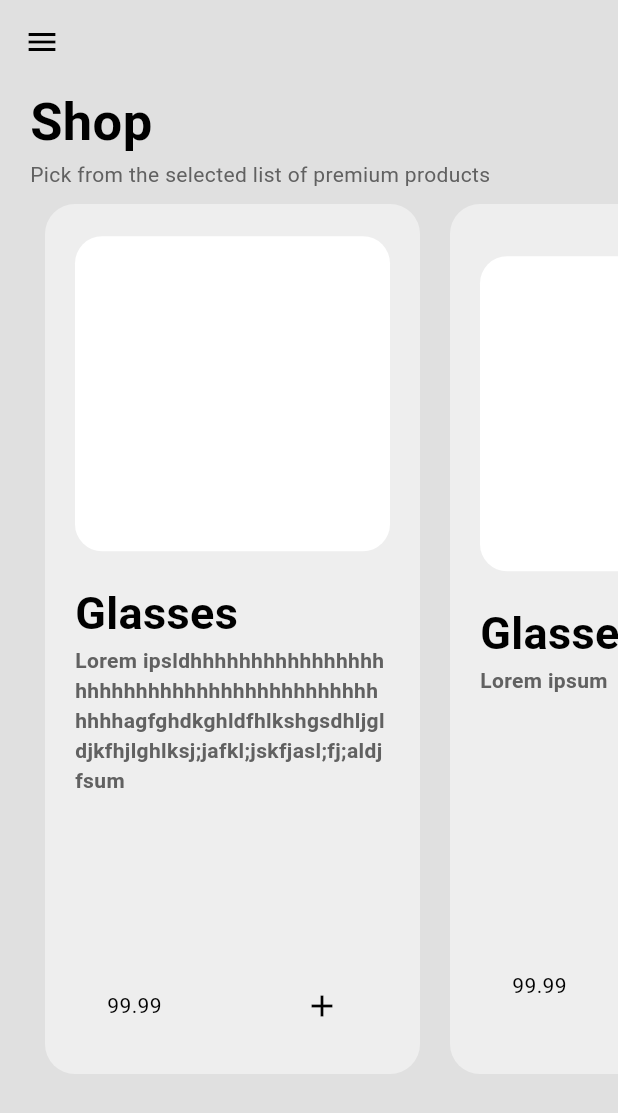
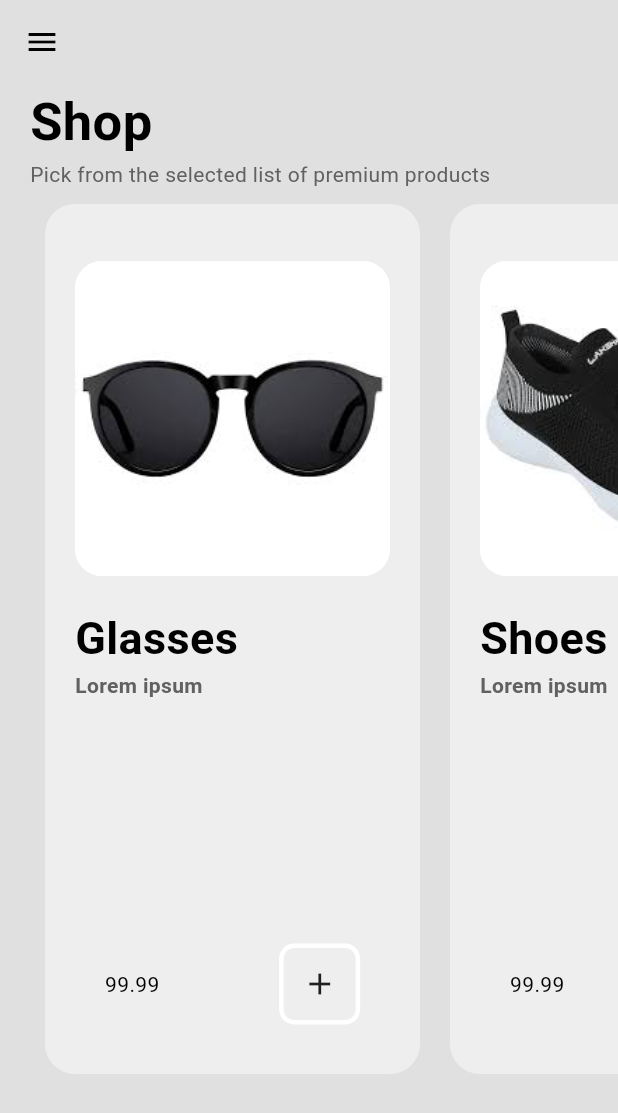
Before and after one commit to mkmeden/ecommerce, a Flutter app: the Shopping screen opened by its route, on a phone screen of 412 x 824 dp. Shown: the top 1113 px of the screen. Run offline on Flutter 3.47's test engine with Material 3 defaults, Android fonts, the phone set to English and light mode, and no system bars; our stand-ins replace flutter_screenutil.

```diff
--- a/lib/Models/shop.dart
+++ b/lib/Models/shop.dart
@@ -4,6 +4,6 @@ class Shop{
   String name ;
   String description;
   double price;
-
-  Shop({ required this.name, required this.description , required this.price});
+  String imagePath ;
+  Shop({ required this.name, required this.description , required this.price , required this.imagePath});
 }
--- a/lib/Models/shop_functions.dart
+++ b/lib/Models/shop_functions.dart
@@ -6,23 +6,30 @@ class ShopFunctions extends ChangeNotifier {
   final List<Shop> products  = [
     Shop(
       name : 'Glasses',
-      description : 'Lorem ipsldhhhhhhhhhhhhhhhhhhhhhhhhhhhhhhhhhhhhhhhhhhhhhagfghdkghldfhlkshgsdhljgldjkfhjlghlksj;jafkl;jskfjasl;fj;aldjfsum',
-      price : 99.99
+      description : 'Lorem ipsum',
+      price : 99.99,
+      imagePath: 'assets/glasses.jpg'
     ),
     Shop(
-        name : 'Glasses',
+        name : 'Shoes',
         description : 'Lorem ipsum',
-        price : 99.99
+        price : 99.99,
+        imagePath: 'assets/shoes.jpg'
+
     ),
     Shop(
-        name : 'Glasses',
+        name : 'Bag',
         description : 'Lorem ipsum',
-        price : 99.99
+        price : 99.99,
+        imagePath: 'assets/bag.jpg'
+
     ),
     Shop(
-        name : 'Glasses',
+        name : 'Hoodie',
         description : 'Lorem ipsum',
-        price : 99.99
+        price : 99.99,
+        imagePath: 'assets/hooide.jpg'
+
     )
   ] ;
 
@@ -36,11 +43,13 @@ List<Shop> cart = [];
 void addToCart(Shop product)
 {
   cart.add(product);
+  notifyListeners();
 }
 
 void removeFromCart(Shop product)
 {
   cart.remove(product);
+  notifyListeners();
 }
 
 }
--- a/lib/Screens/shop_page.dart
+++ b/lib/Screens/shop_page.dart
@@ -1,8 +1,10 @@
 import 'package:ecommerce/components/myDrawer.dart';
 import 'package:flutter/cupertino.dart';
 import 'package:flutter/material.dart';
+import 'package:flutter/widgets.dart';
 import 'package:provider/provider.dart';
 import 'package:ecommerce/Models/shop_functions.dart';
+import 'package:ecommerce/components/cartButton.dart';
 
 class Shopping extends StatefulWidget {
   const Shopping({super.key});
@@ -13,8 +15,13 @@ class Shopping extends StatefulWidget {
 
 class _ShoppingState extends State<Shopping> {
   @override
+
+
+
   Widget build(BuildContext context) {
     final palette =Theme.of(context).colorScheme;
+
+
 
     return Scaffold(
       appBar: AppBar(
@@ -64,7 +71,7 @@ class _ShoppingState extends State<Shopping> {
                           mainAxisAlignment: MainAxisAlignment.spaceAround,
                           children: [
                             Padding(
-                              padding: const EdgeInsets.fromLTRB(20,0,20,10),
+                              padding: const EdgeInsets.fromLTRB(20,5,20,10),
                               child: Column(
                                 crossAxisAlignment: CrossAxisAlignment.start,
                                 children: [
@@ -73,9 +80,16 @@ class _ShoppingState extends State<Shopping> {
 
                                       child: Container(
                                         width: double.infinity,
+                                        child: ClipRRect(
+                                          borderRadius: BorderRadius.circular(18),
+                                          child: Image.asset(value.products[index].imagePath ,
+                                          fit: BoxFit.fill,
+                                          ),
+                                        ),
                                         decoration: BoxDecoration(
                                           color: Colors.white,
                                           borderRadius: BorderRadius.circular(18)
+
                                         ),
                                       ),
 
@@ -101,13 +115,14 @@ class _ShoppingState extends State<Shopping> {
                               mainAxisAlignment: MainAxisAlignment.spaceAround,
                               children: [
                                 Text('${value.products[index].price}'),
-                                Container(
-                                  child: IconButton(
-                                      onPressed: (){
 
-                                      },
-                                      icon: Icon(Icons.add) ,),
-                                ),
+                                CartButton(value: value,
+                                    onTap: (){
+                                      value.addToCart(value.products[index]);
+                                    },
+                                    icon: Icon(Icons.add),
+                                    index: index)
+
 
                               ],
                             )
--- /dev/null
+++ b/lib/components/cartButton.dart
@@ -0,0 +1,41 @@
+import 'package:ecommerce/Models/shop_functions.dart';
+import 'package:ecommerce/Screens/cart_page.dart';
+import 'package:ecommerce/Screens/landing.dart';
+import 'package:ecommerce/Screens/shop_page.dart';
+import 'package:flutter/material.dart';
+import 'package:ecommerce/theme.dart';
+import 'package:flutter_screenutil/flutter_screenutil.dart';
+import 'package:provider/provider.dart';
+import 'package:ecommerce/Models/shop.dart';
+
+class CartButton extends StatelessWidget {
+
+  final ShopFunctions value;
+  final int index;
+  final void Function() onTap;
+  final Icon icon ;
+  CartButton({required this.value , required this.onTap, required this.icon, required this.index});
+  @override
+  Widget build(BuildContext context) {
+
+    final palette =Theme.of(context).colorScheme;
+
+    return GestureDetector(
+      onTap:onTap,
+      child: Container(
+
+        child: Padding(
+          padding: const EdgeInsets.all(12.0),
+          child: icon,
+        ),
+        decoration: BoxDecoration(
+            color: palette.primary,
+            borderRadius: BorderRadius.circular(10),
+            border: Border.all(color: palette.secondary , width: 3)
+
+        ),
+
+      ),
+    );
+  }
+}
--- a/pubspec.yaml
+++ b/pubspec.yaml
@@ -61,9 +61,8 @@ flutter:
   uses-material-design: true
 
   # To add assets to your application, add an assets section, like this:
-  # assets:
-  #   - images/a_dot_burr.jpeg
-  #   - images/a_dot_ham.jpeg
+  assets:
+     - assets/
 
   # An image asset can refer to one or more resolution-specific "variants", see
   # https://flutter.dev/assets-and-images/#resolution-aware
```
Also changed, not shown: lib/Screens/cart_page.dart (+67 -0 lines), assets/bag.jpg (added), assets/glasses.jpg (added), assets/hooide.jpg (added), assets/shoes.jpg (added).
